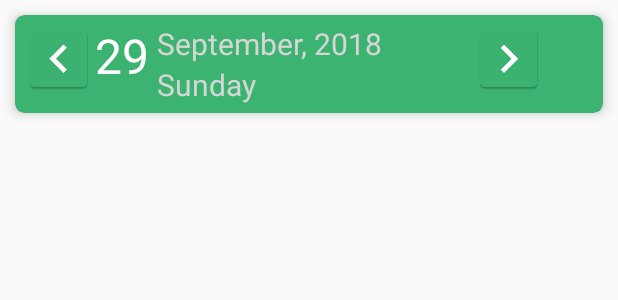
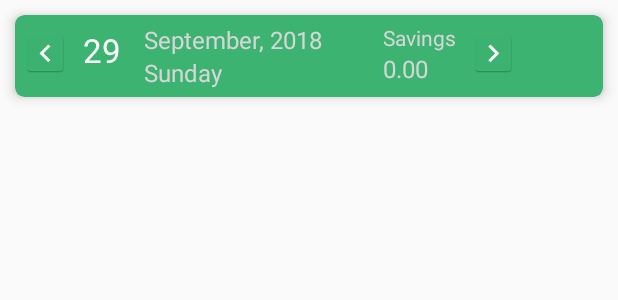
Before and after one commit to YugSols/My-first-app, an Android app: the layout fragment_daily_view.xml on its own in the app's theme, with its tools: preview values and no code run, on a phone screen of 412 x 824 dp. Shown: the top 300 px of the screen. Run offline under Robolectric (Android 15) with nearby library versions, the phone set to English and light mode, and no system bars.

Commit message:
commit 29/09/2018 11:43pm

```diff
--- a/app/build.gradle
+++ b/app/build.gradle
@@ -1,3 +1,7 @@
+/*
+ * Copyright (c) by Sujoy Datta. Created on 2018. For any issues please contact sujoydatta26@gmail.com
+ */
+
 apply plugin: 'com.android.application'
 
 android {
--- a/app/src/main/res/drawable-v24/ic_launcher_foreground.xml
+++ b/app/src/main/res/drawable-v24/ic_launcher_foreground.xml
@@ -1,3 +1,7 @@
+<!--
+  ~ Copyright (c) by Sujoy Datta. Created on 2018. For any issues please contact sujoydatta26@gmail.com
+  -->
+
 <vector xmlns:android="http://schemas.android.com/apk/res/android"
     xmlns:aapt="http://schemas.android.com/aapt"
     android:width="108dp"
--- a/app/src/main/res/drawable/ic_launcher_background.xml
+++ b/app/src/main/res/drawable/ic_launcher_background.xml
@@ -1,4 +1,8 @@
 <?xml version="1.0" encoding="utf-8"?>
+<!--
+  ~ Copyright (c) by Sujoy Datta. Created on 2018. For any issues please contact sujoydatta26@gmail.com
+  -->
+
 <vector xmlns:android="http://schemas.android.com/apk/res/android"
     android:width="108dp"
     android:height="108dp"
--- a/app/src/main/res/layout/fragment_daily_view.xml
+++ b/app/src/main/res/layout/fragment_daily_view.xml
@@ -1,9 +1,5 @@
 <?xml version="1.0" encoding="utf-8"?><!--
-  ~ Created by Sujoy Datta. Copyright (c) 2018. All rights reserved.
-  ~
-  ~ To the person who is reading this..
-  ~ When you finally understand how this works, please do explain it to me too at sujoydatta26@gmail.com
-  ~ P.S.: In case you are planning to use this without mentioning me, you will be met with mean judgemental looks and sarcastic comments.
+  ~ Copyright (c) by Sujoy Datta. Created on 2018. For any issues please contact sujoydatta26@gmail.com
   -->
 
 <RelativeLayout xmlns:android="http://schemas.android.com/apk/res/android"
@@ -27,28 +23,34 @@
 
             <ImageView
                 android:id="@+id/icon_prev_calender"
-                android:layout_width="wrap_content"
-                android:layout_height="wrap_content"
-                android:src="@mipmap/ic_prev_calendar" />
+                android:layout_width="30dp"
+                android:layout_height="30dp"
+                android:src="@mipmap/ic_prev_calendar"
+                android:layout_marginTop="5dp"/>
 
             <TextView
                 android:id="@+id/textView_today_date"
                 android:layout_width="wrap_content"
                 android:layout_height="wrap_content"
+                android:layout_marginLeft="10dp"
+                android:layout_marginTop="3dp"
                 android:text="29"
-                android:textSize="32sp"
-                android:textColor="@android:color/white"/>
+                android:textSize="22sp"
+                android:textColor="@android:color/white"
+                android:layout_marginStart="10dp" />
             <LinearLayout
                 android:layout_width="wrap_content"
                 android:layout_height="wrap_content"
-                android:orientation="vertical">
+                android:orientation="vertical"
+                android:layout_marginLeft="10dp"
+                android:layout_marginStart="10dp">
                 <TextView
                     android:id="@+id/textView_today_month"
                     android:layout_width="wrap_content"
                     android:layout_height="wrap_content"
                     android:text="September, 2018"
                     android:textColor="@color/md_white_1000"
-                    android:textSize="20sp"
+                    android:textSize="16sp"
                     android:layout_marginLeft="5dp"
                     android:layout_marginStart="5dp" />
                 <TextView
@@ -57,18 +59,40 @@
                     android:layout_height="wrap_content"
                     android:text="Sunday"
                     android:textColor="@color/md_white_1000"
-                    android:textSize="20sp"
+                    android:textSize="16sp"
                     android:layout_marginLeft="5dp"
                     android:layout_marginStart="5dp" />
             </LinearLayout>
 
+            <LinearLayout
+                android:layout_width="wrap_content"
+                android:layout_height="wrap_content"
+                android:orientation="vertical"
+                android:layout_marginLeft="45dp"
+                android:layout_marginStart="40dp">
+
+                <TextView
+                    android:layout_width="wrap_content"
+                    android:layout_height="wrap_content"
+                    android:text="Savings"
+                    android:textColor="@color/md_white_1000"
+                    android:textSize="14sp" />
+                <TextView
+                    android:id="@+id/textView_daily_savings"
+                    android:layout_width="wrap_content"
+                    android:layout_height="wrap_content"
+                    android:textSize="16sp"
+                    android:text="0.00"
+                    android:textColor="@color/md_white_1000"/>
+            </LinearLayout>
             <ImageView
                 android:id="@+id/icon_next_calendar"
-                android:layout_width="wrap_content"
-                android:layout_height="wrap_content"
+                android:layout_width="30dp"
+                android:layout_height="30dp"
+                android:layout_marginTop="5dp"
+                android:layout_marginLeft="10dp"
                 android:src="@mipmap/ic_next_calendar"
-                android:layout_marginLeft="60dp"
-                android:layout_marginStart="60dp" />
+                android:layout_marginStart="10dp" />
         </LinearLayout>
     </android.support.v7.widget.CardView>
 
--- a/app/src/main/res/mipmap-anydpi-v26/ic_launcher.xml
+++ b/app/src/main/res/mipmap-anydpi-v26/ic_launcher.xml
@@ -1,4 +1,8 @@
 <?xml version="1.0" encoding="utf-8"?>
+<!--
+  ~ Copyright (c) by Sujoy Datta. Created on 2018. For any issues please contact sujoydatta26@gmail.com
+  -->
+
 <adaptive-icon xmlns:android="http://schemas.android.com/apk/res/android">
     <background android:drawable="@drawable/ic_launcher_background" />
     <foreground android:drawable="@drawable/ic_launcher_foreground" />
--- a/app/src/main/res/mipmap-anydpi-v26/ic_launcher_round.xml
+++ b/app/src/main/res/mipmap-anydpi-v26/ic_launcher_round.xml
@@ -1,4 +1,8 @@
 <?xml version="1.0" encoding="utf-8"?>
+<!--
+  ~ Copyright (c) by Sujoy Datta. Created on 2018. For any issues please contact sujoydatta26@gmail.com
+  -->
+
 <adaptive-icon xmlns:android="http://schemas.android.com/apk/res/android">
     <background android:drawable="@drawable/ic_launcher_background" />
     <foreground android:drawable="@drawable/ic_launcher_foreground" />
--- a/app/src/main/res/values/colors.xml
+++ b/app/src/main/res/values/colors.xml
@@ -1,4 +1,8 @@
 <?xml version="1.0" encoding="utf-8"?>
+<!--
+  ~ Copyright (c) by Sujoy Datta. Created on 2018. For any issues please contact sujoydatta26@gmail.com
+  -->
+
 <resources>
     <color name="colorPrimary">#008577</color>
     <color name="colorPrimaryDark">#00574B</color>
--- a/app/src/main/res/values/strings.xml
+++ b/app/src/main/res/values/strings.xml
@@ -1,3 +1,7 @@
+<!--
+  ~ Copyright (c) by Sujoy Datta. Created on 2018. For any issues please contact sujoydatta26@gmail.com
+  -->
+
 <resources>
     <string name="app_name">Daily Expense Tracker</string>
 </resources>
--- a/app/src/main/res/values/styles.xml
+++ b/app/src/main/res/values/styles.xml
@@ -1,3 +1,7 @@
+<!--
+  ~ Copyright (c) by Sujoy Datta. Created on 2018. For any issues please contact sujoydatta26@gmail.com
+  -->
+
 <resources>
 
     <!-- Base application theme. -->
--- a/build.gradle
+++ b/build.gradle
@@ -1,3 +1,7 @@
+/*
+ * Copyright (c) by Sujoy Datta. Created on 2018. For any issues please contact sujoydatta26@gmail.com
+ */
+
 // Top-level build file where you can add configuration options common to all sub-projects/modules.
 
 buildscript {
--- a/gradle.properties
+++ b/gradle.properties
@@ -1,3 +1,7 @@
+#
+# Copyright (c) by Sujoy Datta. Created on 2018. For any issues please contact sujoydatta26@gmail.com
+#
+
 # Project-wide Gradle settings.
 # IDE (e.g. Android Studio) users:
 # Gradle settings configured through the IDE *will override*
--- a/settings.gradle
+++ b/settings.gradle
@@ -1 +1,5 @@
+/*
+ * Copyright (c) by Sujoy Datta. Created on 2018. For any issues please contact sujoydatta26@gmail.com
+ */
+
 include ':app'
```
Also changed, not shown: app/src/main/AndroidManifest.xml (+7 -1 lines), app/src/main/java/Adapters/MainActivityViewPagerAdapter.java (added, +36 -0 lines), app/src/main/java/Fragments/FragmentDailyView.java (added, +32 -0 lines), app/src/main/java/com/ua/dailyexpensetracker/MainActivity.java (+13 -0 lines), app/src/main/res/layout/activity_main.xml (+16 -2 lines), gradle/wrapper/gradle-wrapper.properties, 2 other files.
